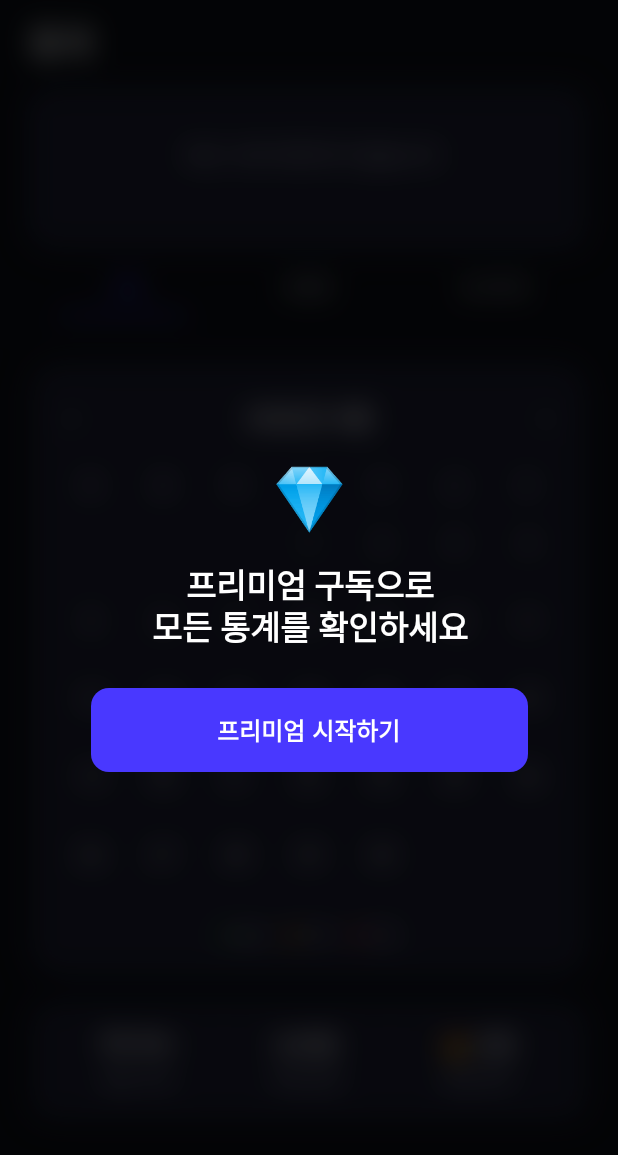
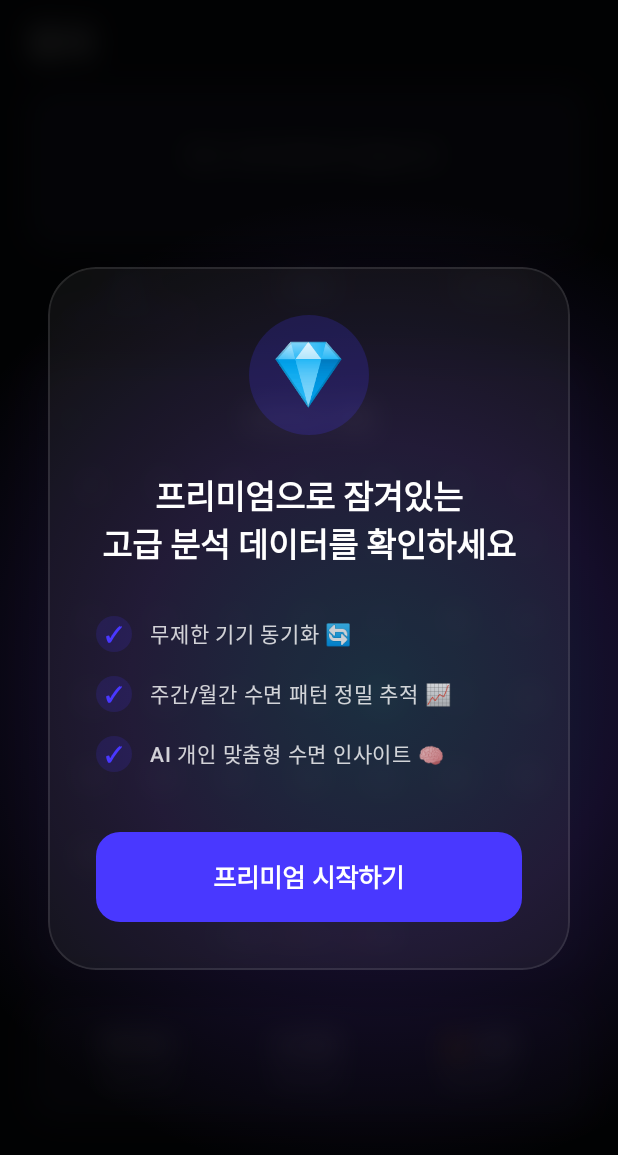
Before and after one commit to dlwngud/AllSleep, an Android app built with Jetpack Compose: the composable StatsScreenContent shown on its own in the app's theme, on a phone screen of 412 x 824 dp. Shown: the top 1155 px of the screen. Run offline under Robolectric (Android 15) with nearby library versions, the light colour scheme and no system bars.

Commit message:
feat(ui): 프리미엄 오버레이 디자인 고도화 (글래스모피즘 및 애니메이션)
- PremiumOverlay.kt에 오로라 글로우(Aurora Glow) 배경 애니메이션 추가
- 반투명 카드와 블러 효과를 활용한 글래스모피즘 디자인 적용
- 프리미엄 혜택 시각화를 위한 아이콘 리스트 도입 및 시각적 감성 강화

```diff
--- a/composeApp/src/commonMain/kotlin/com/wngud/allsleep/ui/components/PremiumOverlay.kt
+++ b/composeApp/src/commonMain/kotlin/com/wngud/allsleep/ui/components/PremiumOverlay.kt
@@ -1,73 +1,172 @@
 package com.wngud.allsleep.ui.components
 
+import androidx.compose.animation.core.*
 import androidx.compose.foundation.background
+import androidx.compose.foundation.border
 import androidx.compose.foundation.layout.*
+import androidx.compose.foundation.shape.CircleShape
 import androidx.compose.foundation.shape.RoundedCornerShape
 import androidx.compose.material3.Button
 import androidx.compose.material3.ButtonDefaults
+import androidx.compose.material3.Icon
 import androidx.compose.material3.MaterialTheme
 import androidx.compose.material3.Text
 import androidx.compose.runtime.Composable
+import androidx.compose.runtime.getValue
 import androidx.compose.ui.Alignment
 import androidx.compose.ui.Modifier
+import androidx.compose.ui.draw.clip
 import androidx.compose.ui.graphics.Brush
 import androidx.compose.ui.graphics.Color
 import androidx.compose.ui.text.font.FontWeight
 import androidx.compose.ui.text.style.TextAlign
 import androidx.compose.ui.unit.dp
 import androidx.compose.ui.unit.sp
+import androidx.compose.foundation.Canvas
+import androidx.compose.ui.geometry.Offset
+import kotlin.math.PI
+import kotlin.math.cos
+import kotlin.math.sin
 
 @Composable
 fun PremiumOverlay(
-    title: String = "프리미엄 구독으로\n모든 통계를 확인하세요",
-    buttonText: String = "프리미엄 시작하기",
+    title: String = "프리미엄으로 잠겨있는\n고급 분석 데이터를 확인하세요",
     onSubscribeClick: () -> Unit
 ) {
     Box(
         modifier = Modifier
             .fillMaxSize()
-            .background(Color.Black.copy(alpha = 0.4f)), // 반투명 어두운 배경
+            .background(Color.Black.copy(alpha = 0.7f)),
         contentAlignment = Alignment.Center
     ) {
+        // 1. Aurora Glow Background Animation
+        AuroraGlowBackground()
+
+        // 2. Glassmorphism Content Card
         Column(
             horizontalAlignment = Alignment.CenterHorizontally,
-            modifier = Modifier.padding(24.dp)
+            modifier = Modifier
+                .padding(horizontal = 32.dp)
+                .fillMaxWidth()
+                .clip(RoundedCornerShape(32.dp))
+                .background(Color.White.copy(alpha = 0.05f))
+                .border(1.dp, Color.White.copy(alpha = 0.1f), RoundedCornerShape(32.dp))
+                .padding(32.dp)
         ) {
-            Text(
-                text = "💎",
-                fontSize = 40.sp,
-                modifier = Modifier.padding(bottom = 16.dp)
-            )
+            // Animated Jewel
+            Box(
+                modifier = Modifier
+                    .size(80.dp)
+                    .background(MaterialTheme.colorScheme.primary.copy(alpha = 0.2f), CircleShape),
+                contentAlignment = Alignment.Center
+            ) {
+                Text(text = "💎", fontSize = 40.sp)
+            }
+
+            Spacer(modifier = Modifier.height(24.dp))
 
             Text(
                 text = title,
                 style = MaterialTheme.typography.titleLarge.copy(
                     fontWeight = FontWeight.Bold,
-                    lineHeight = 28.sp
+                    lineHeight = 32.sp
                 ),
                 color = Color.White,
                 textAlign = TextAlign.Center
             )
 
-            Spacer(modifier = Modifier.height(24.dp))
+            Spacer(modifier = Modifier.height(32.dp))
+
+            // Benefit List
+            Column(
+                verticalArrangement = Arrangement.spacedBy(16.dp),
+                modifier = Modifier.fillMaxWidth()
+            ) {
+                BenefitItem("무제한 기기 동기화 🔄")
+                BenefitItem("주간/월간 수면 패턴 정밀 추적 📈")
+                BenefitItem("AI 개인 맞춤형 수면 인사이트 🧠")
+            }
+
+            Spacer(modifier = Modifier.height(40.dp))
 
             Button(
                 onClick = onSubscribeClick,
-                shape = RoundedCornerShape(12.dp),
+                shape = RoundedCornerShape(16.dp),
                 colors = ButtonDefaults.buttonColors(
-                    containerColor = MaterialTheme.colorScheme.primary
+                    containerColor = MaterialTheme.colorScheme.primary,
+                    contentColor = Color.White
                 ),
                 modifier = Modifier
-                    .fillMaxWidth(0.8f)
-                    .height(56.dp)
+                    .fillMaxWidth()
+                    .height(60.dp)
             ) {
                 Text(
-                    text = buttonText,
-                    fontSize = 16.sp,
-                    fontWeight = FontWeight.Bold,
-                    color = Color.White
+                    text = "프리미엄 시작하기",
+                    fontSize = 17.sp,
+                    fontWeight = FontWeight.Bold
                 )
             }
         }
     }
 }
+
+@Composable
+private fun BenefitItem(text: String) {
+    Row(
+        verticalAlignment = Alignment.CenterVertically,
+        horizontalArrangement = Arrangement.spacedBy(12.dp),
+        modifier = Modifier.fillMaxWidth()
+    ) {
+        Box(
+            modifier = Modifier
+                .size(24.dp)
+                .background(MaterialTheme.colorScheme.primary.copy(alpha = 0.15f), CircleShape),
+            contentAlignment = Alignment.Center
+        ) {
+            Text(text = "✓", color = MaterialTheme.colorScheme.primary, fontSize = 14.sp, fontWeight = FontWeight.Bold)
+        }
+        Text(
+            text = text,
+            color = Color.White.copy(alpha = 0.8f),
+            fontSize = 14.sp,
+            fontWeight = FontWeight.Medium
+        )
+    }
+}
+
+@Composable
+private fun AuroraGlowBackground() {
+    val infiniteTransition = rememberInfiniteTransition()
+    val angle by infiniteTransition.animateFloat(
+        initialValue = 0f,
+        targetValue = 360f,
+        animationSpec = infiniteRepeatable(
+            animation = tween(20000, easing = LinearEasing),
+            repeatMode = RepeatMode.Restart
+        )
+    )
+
+    Canvas(modifier = Modifier.fillMaxSize()) {
+        val centerX = size.width / 2
+        val centerY = size.height / 2
+
+        // 몽환적인 오로라 빛 발산
+        val radius = size.minDimension * 0.8f
+        val x = centerX + (radius * 0.2f * cos(angle * PI / 180f)).toFloat()
+        val y = centerY + (radius * 0.2f * sin(angle * PI / 180f)).toFloat()
+
+        drawCircle(
+            brush = Brush.radialGradient(
+                colors = listOf(
+                    Color(0xFF3BA5F5).copy(alpha = 0.2f),
+                    Color(0xFF7C4DFF).copy(alpha = 0.15f),
+                    Color.Transparent
+                ),
+                center = Offset(x, y),
+                radius = radius
+            ),
+            radius = radius,
+            center = Offset(x, y)
+        )
+    }
+}
```
